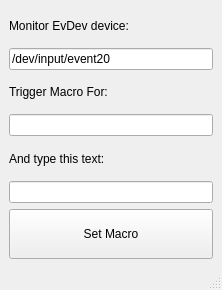
First picture: the form in src/Bookro.ui, repository JohnCiubuc/Bookro, before the edit.
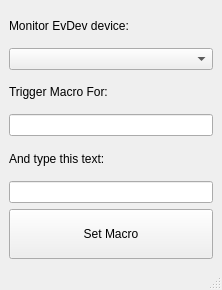
Second picture: the form after the edit.

Commit message: combobox for dev input done

Patch:
```diff
--- a/src/Bookro.ui
+++ b/src/Bookro.ui
@@ -23,11 +23,7 @@
      </widget>
     </item>
     <item>
-     <widget class="QLineEdit" name="lineEdit_3">
-      <property name="text">
-       <string>/dev/input/event20</string>
-      </property>
-     </widget>
+     <widget class="QComboBox" name="comboBox"/>
     </item>
     <item>
      <widget class="QLabel" name="label">
```
The commit also changes 5 other files.
